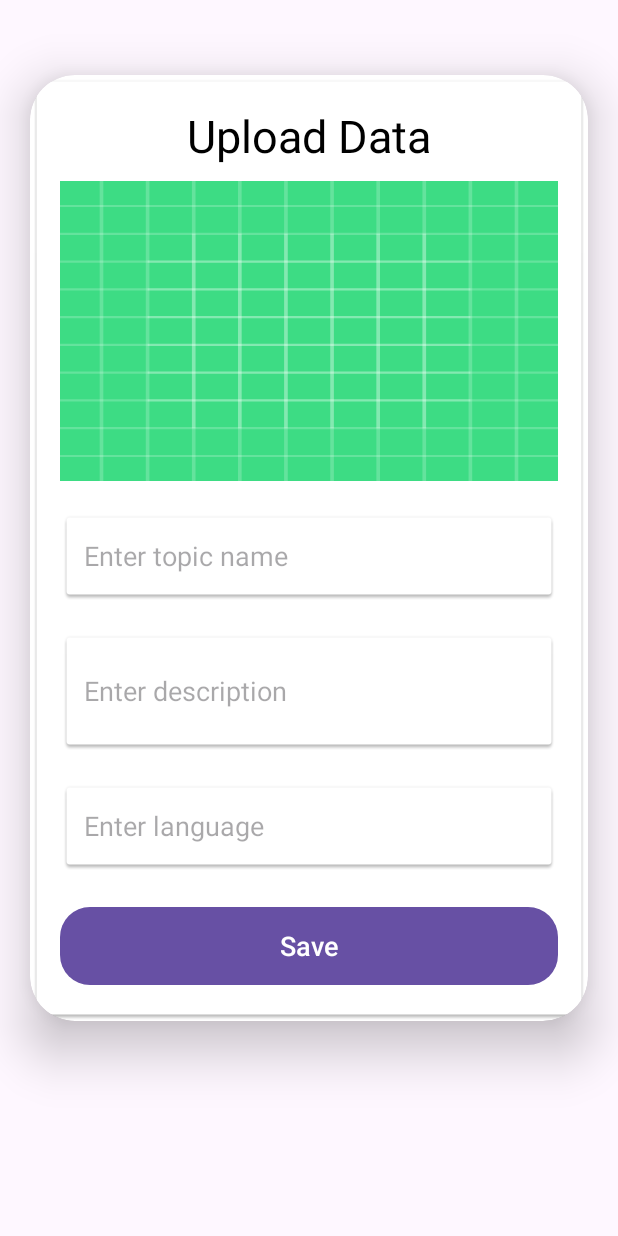
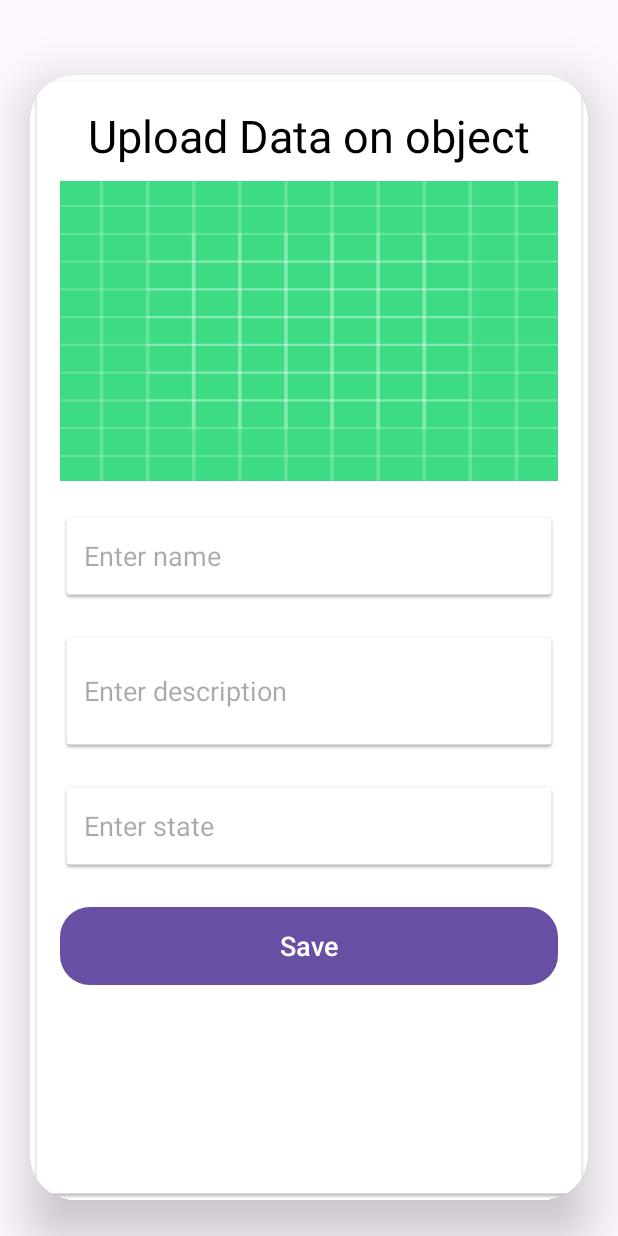
Before and after one commit to TheBusinessYuval/FurniShare, an Android app: the layout activity_main.xml on its own in the app's theme, with its tools: preview values and no code run, on a phone screen of 412 x 824 dp. Run offline under Robolectric (Android 15) with nearby library versions, the phone set to English and light mode, and no system bars.

Commit message:
can sign in with google

```diff
--- a/app/build.gradle.kts
+++ b/app/build.gradle.kts
@@ -42,4 +42,9 @@ dependencies {
     testImplementation("junit:junit:4.13.2")
     androidTestImplementation("androidx.test.ext:junit:1.1.5")
     androidTestImplementation("androidx.test.espresso:espresso-core:3.5.1")
+
+    implementation("com.google.firebase:firebase-auth:22.3.1")
+    implementation(platform("com.google.firebase:firebase-bom:32.7.2"))
+    implementation("com.google.android.gms:play-services-auth:21.0.0")
+
 }
--- a/app/src/main/res/layout/activity_main.xml
+++ b/app/src/main/res/layout/activity_main.xml
@@ -6,7 +6,7 @@
     android:layout_width="match_parent"
     android:layout_height="match_parent"
     android:orientation="vertical"
-    tools:context=".MainActivity">
+    tools:context=".LoginActivity">
 
     <androidx.cardview.widget.CardView
         android:layout_width="match_parent"
@@ -19,69 +19,69 @@
 
         <LinearLayout
             android:layout_width="match_parent"
-            android:layout_height="wrap_content"
+            android:layout_height="750dp"
+            android:layout_gravity="center_horizontal"
+            android:background="@drawable/common_google_signin_btn_icon_light_normal_background"
             android:orientation="vertical"
-            android:layout_gravity="center_horizontal"
-            android:padding="20dp"
-            android:background="@drawable/common_google_signin_btn_icon_light_normal_background">
+            android:padding="20dp">
 
             <TextView
                 android:layout_width="match_parent"
                 android:layout_height="wrap_content"
-                android:text="Upload Data"
-                android:textSize="30sp"
+                android:text="Upload Data on object"
                 android:textAlignment="center"
-                android:textColor="@color/black"/>
+                android:textColor="@color/black"
+                android:textSize="30sp" />
 
             <ImageView
+                android:id="@+id/uploadImage"
                 android:layout_width="match_parent"
                 android:layout_height="200dp"
-                android:src="@drawable/ic_launcher_background"
-                android:id="@+id/uploadImage"
                 android:layout_marginTop="10dp"
-                android:scaleType="fitXY"/>
+                android:scaleType="fitXY"
+                android:src="@drawable/ic_launcher_background" />
 
             <EditText
+                android:id="@+id/uploadTitle"
                 android:layout_width="match_parent"
                 android:layout_height="60dp"
-                android:id="@+id/uploadTopic"
+                android:layout_marginTop="20dp"
                 android:background="@drawable/common_google_signin_btn_icon_light_normal_background"
-                android:layout_marginTop="20dp"
+                android:gravity="start|center_vertical"
+                android:hint="Enter name"
                 android:padding="16dp"
-                android:hint="Enter topic name"
-                android:gravity="start|center_vertical"
-                android:textColor="@color/black"/>
+                android:textColor="@color/black" />
 
             <EditText
+                android:id="@+id/uploadDesc"
                 android:layout_width="match_parent"
                 android:layout_height="80dp"
-                android:id="@+id/uploadDesc"
+                android:layout_marginTop="20dp"
                 android:background="@drawable/common_google_signin_btn_icon_light_normal_background"
-                android:layout_marginTop="20dp"
+                android:gravity="start|center_vertical"
+                android:hint="Enter description"
                 android:padding="16dp"
-                android:hint="Enter description"
-                android:gravity="start|center_vertical"
-                android:textColor="@color/black"/>
+                android:textColor="@color/black" />
 
             <EditText
+                android:id="@+id/uploadState"
                 android:layout_width="match_parent"
                 android:layout_height="60dp"
-                android:id="@+id/uploadLang"
+                android:layout_marginTop="20dp"
                 android:background="@drawable/common_google_signin_btn_icon_light_normal_background"
-                android:layout_marginTop="20dp"
+                android:gravity="start|center_vertical"
+                android:hint="Enter state"
                 android:padding="16dp"
-                android:hint="Enter language"
-                android:gravity="start|center_vertical"
-                android:textColor="@color/black"/>
+                android:textColor="@color/black" />
 
             <Button
+                android:id="@+id/saveButton"
                 android:layout_width="match_parent"
                 android:layout_height="60dp"
+                android:layout_marginTop="20dp"
                 android:text="Save"
-                android:id="@+id/saveButton"
                 android:textSize="18sp"
-                android:layout_marginTop="20dp"
-                app:cornerRadius = "20dp"/>
+                app:cornerRadius="20dp" />
 
         </LinearLayout>
 
--- a/app/src/main/res/values/strings.xml
+++ b/app/src/main/res/values/strings.xml
@@ -1,3 +1,4 @@
 <resources>
     <string name="app_name">FurniShare</string>
+    <string name="client_id">66869701236-13vrunjus2g88doi0fr2inoubejp94gc.apps.googleusercontent.com</string>
 </resources>
--- a/build.gradle.kts
+++ b/build.gradle.kts
@@ -5,5 +5,5 @@ buildscript {
 }
 // Top-level build file where you can add configuration options common to all sub-projects/modules.
 plugins {
-    id("com.android.application") version "8.2.0" apply false
+    id("com.android.application") version "8.3.0" apply false
 }
```
Also changed, not shown: app/src/main/AndroidManifest.xml (+10 -1 lines), app/src/main/java/com/example/furnishare/DataClass.java (+16 -16 lines), app/src/main/java/com/example/furnishare/LoginActivity.java (added, +80 -0 lines), app/src/main/java/com/example/furnishare/MainActivity.java (+15 -16 lines), app/src/main/res/layout/activity_login.xml (added, +23 -0 lines), gradle/wrapper/gradle-wrapper.properties.
